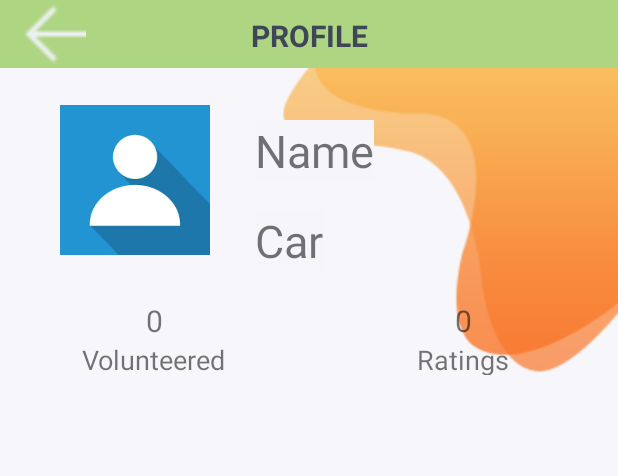
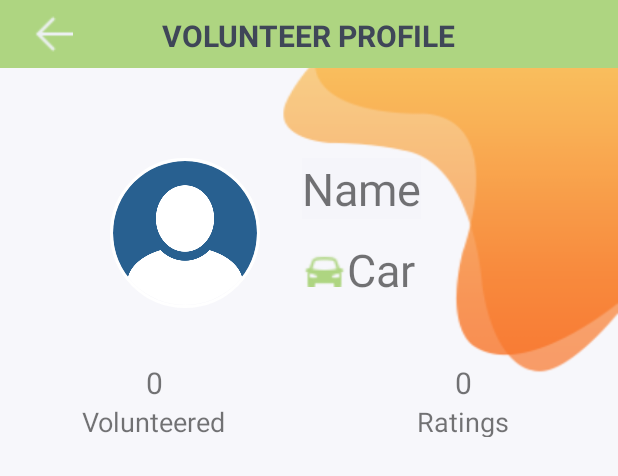
Before and after one commit to HussaSq/Qoot, an Android app: the layout activity_volunteer_view_info.xml on its own in the app's theme, with its tools: preview values and no code run, on a phone screen of 412 x 824 dp. Shown: the top 476 px of the screen. Run offline under Robolectric (Android 15) with nearby library versions, the phone set to English and light mode, and no system bars.

Commit message:
Update Donator Notifications

```diff
--- a/app/build.gradle
+++ b/app/build.gradle
@@ -59,6 +59,8 @@ dependencies {
     implementation 'com.google.android.gms:play-services-location:15.0.0'
     implementation 'com.google.android.libraries.places:places-compat:1.1.0'
     implementation 'com.google.android.gms:play-services:11.4.0'
+    implementation 'de.hdodenhof:circleimageview:3.1.0'
+    compile 'com.squareup.picasso:picasso:2.5.2'
 }
 
 android {
--- a/app/src/main/AndroidManifest.xml
+++ b/app/src/main/AndroidManifest.xml
@@ -74,6 +74,7 @@
         <activity android:name=".SignUpAs" />
         <activity android:name=".VolunteerRequests" />
         <activity android:name=".AllRequests" />
+        <activity android:name=".VolunteerViewInfo"/>
         <activity android:name=".cancelPopUp" android:theme="@style/AppTheme.customWindowPop" >
 
         </activity>
--- a/app/src/main/java/com/example/qoot/VolunteerViewInfo.java
+++ b/app/src/main/java/com/example/qoot/VolunteerViewInfo.java
@@ -4,9 +4,12 @@ import androidx.annotation.Nullable;
 import androidx.appcompat.app.AppCompatActivity;
 
 import android.content.Intent;
+import android.net.Uri;
 import android.os.Bundle;
 import android.view.View;
+import android.widget.ImageView;
 import android.widget.TextView;
+import android.widget.Toast;
 
 import com.google.firebase.auth.FirebaseAuth;
 import com.google.firebase.firestore.DocumentReference;
@@ -14,12 +17,18 @@ import com.google.firebase.firestore.DocumentSnapshot;
 import com.google.firebase.firestore.EventListener;
 import com.google.firebase.firestore.FirebaseFirestore;
 import com.google.firebase.firestore.FirebaseFirestoreException;
+import com.squareup.picasso.Picasso;
+
+import de.hdodenhof.circleimageview.CircleImageView;
 
 public class VolunteerViewInfo extends AppCompatActivity {
 
     FirebaseAuth mAuth;
     FirebaseFirestore db;
     TextView car,name;
+    CircleImageView circleImageView;
+    ImageView imageView;
+
 
     @Override
     protected void onCreate(Bundle savedInstanceState) {
@@ -27,6 +36,8 @@ public class VolunteerViewInfo extends AppCompatActivity {
         setContentView(R.layout.activity_volunteer_view_info);
         name=findViewById(R.id.UserNameVv);
         car=findViewById(R.id.car);
+        circleImageView=findViewById(R.id.colo);
+        imageView=findViewById(R.id.UserImage);
 
         mAuth = FirebaseAuth.getInstance();
         db = FirebaseFirestore.getInstance();
@@ -45,6 +56,27 @@ public class VolunteerViewInfo extends AppCompatActivity {
                 }
             });
 
+            /*DocumentReference documentReference2 = db.collection("profilePicture").document(VolID);
+            documentReference2.addSnapshotListener(this, new EventListener<DocumentSnapshot>(){
+
+                @Override
+                public void onEvent(@Nullable DocumentSnapshot documentSnapshot, @Nullable FirebaseFirestoreException e) {
+                    String photo=documentSnapshot.getString("link");
+                    if(photo!=null){
+                    Uri link = Uri.parse(photo);
+                        Toast.makeText(VolunteerViewInfo.this, "your photo "+link , Toast.LENGTH_SHORT).show();
+
+
+                    circleImageView.setImageURI(link);
+                    //Picasso.with(VolunteerViewInfo.this).load(link).into(imageView);
+                    }
+
+
+
+
+                }
+            });*/
+
 
         }
 
--- a/app/src/main/res/layout/activity_donator_requests.xml
+++ b/app/src/main/res/layout/activity_donator_requests.xml
@@ -159,9 +159,8 @@
         android:id="@+id/addrequest"
         android:layout_width="50dp"
         android:layout_height="50dp"
-        android:layout_above="@+id/bottom_navigation_don"
         android:layout_marginLeft="290dp"
-        android:layout_marginTop="570dp"
+        android:layout_marginTop="630dp"
         android:layout_marginBottom="0dp"
         android:onClick="OpenRequestForm"
         android:src="@drawable/orangeplus" />
--- a/app/src/main/res/layout/activity_single_notification.xml
+++ b/app/src/main/res/layout/activity_single_notification.xml
@@ -16,6 +16,17 @@
         android:layout_height="70dp"
         android:orientation="horizontal"
         >
+        <de.hdodenhof.circleimageview.CircleImageView
+            android:id="@+id/colo1"
+            android:layout_width="70dp"
+            android:layout_height="70dp"
+            android:elevation="5dp"
+            android:src="@drawable/profileimge"
+            app:layout_constraintStart_toStartOf="parent"
+            app:layout_constraintTop_toTopOf="parent"
+            app:civ_border_width="2dp"
+            app:civ_border_color="#FFFFFFFF"
+            />
 
         <!-- <TextView
              android:id="@+id/volunteerName"
--- a/app/src/main/res/layout/activity_volunteer_view_info.xml
+++ b/app/src/main/res/layout/activity_volunteer_view_info.xml
@@ -15,16 +15,18 @@
         tools:ignore="MissingConstraints">
         <ImageView
             android:id="@+id/backButtonD"
-            android:layout_width="41dp"
-            android:layout_height="41dp"
+            android:layout_width="40dp"
+            android:layout_height="25dp"
             android:src="@drawable/downarrow"
-            android:onClick="OpenDonatorNoti"/>
+            android:onClick="OpenDonatorNoti"
+            app:layout_constraintStart_toStartOf="parent"
+            app:layout_constraintTop_toTopOf="parent"/>
         <TextView
             android:layout_width="wrap_content"
             android:layout_height="wrap_content"
             android:layout_gravity="center"
             android:layout_marginTop="10dp"
-            android:text="PROFILE"
+            android:text="VOLUNTEER PROFILE"
             android:textColor="#3f4658"
             android:textSize="20dp"
             android:textStyle="bold" />
@@ -37,55 +39,74 @@
         android:layout_marginStart="1dp"
         android:layout_marginTop="41dp"
         android:layout_marginEnd="1dp"
-        tools:ignore="MissingConstraints">
+        tools:ignore="MissingConstraints"
+        app:layout_constraintBottom_toTopOf="@+id/linearLayout"
+        app:layout_constraintEnd_toEndOf="parent"
+        app:layout_constraintHorizontal_bias="1.0"
+        app:layout_constraintStart_toStartOf="parent"
+        app:layout_constraintTop_toTopOf="parent">
 
 
-        <ImageView
+       <!-- <ImageView
             android:id="@+id/UserImage"
             android:layout_width="100dp"
             android:layout_height="100dp"
             android:layout_marginStart="40dp"
             android:elevation="5dp"
-            android:src="@drawable/default_pic"
+            android:src="@drawable/profileimge"
             app:layout_constraintBottom_toBottomOf="parent"
             app:layout_constraintStart_toStartOf="parent"
             app:layout_constraintTop_toTopOf="parent"
-            app:layout_constraintVertical_bias="0.7" />
+            app:layout_constraintVertical_bias="0.7" />-->
+
+        <de.hdodenhof.circleimageview.CircleImageView
+            android:id="@+id/colo"
+            android:layout_width="100dp"
+            android:layout_height="100dp"
+            android:layout_marginStart="72dp"
+            android:layout_marginTop="64dp"
+            android:elevation="5dp"
+            android:src="@drawable/profileimge"
+            app:layout_constraintStart_toStartOf="parent"
+            app:layout_constraintTop_toTopOf="parent"
+            app:civ_border_width="2dp"
+            app:civ_border_color="#FFFFFFFF"/>
 
         <TextView
             android:id="@+id/UserNameVv"
             android:layout_width="wrap_content"
             android:layout_height="wrap_content"
-            android:layout_marginStart="30dp"
-            android:layout_marginTop="80dp"
-            android:layout_marginEnd="120dp"
-            android:layout_marginBottom="11dp"
+            android:layout_marginStart="28dp"
+            android:layout_marginTop="64dp"
             android:background="#F5F5FA"
             android:text="Name"
             android:textSize="30sp"
-            app:layout_constraintBottom_toTopOf="@+id/valid"
-            app:layout_constraintEnd_toEndOf="parent"
-            app:layout_constraintHorizontal_bias="0.0"
-            app:layout_constraintStart_toEndOf="@+id/UserImage"
+            app:layout_constraintStart_toEndOf="@+id/colo"
             app:layout_constraintTop_toTopOf="parent" />
 
-        <TextView
-            android:id="@+id/car"
+        <LinearLayout
             android:layout_width="wrap_content"
             android:layout_height="wrap_content"
-            android:layout_marginStart="30dp"
-            android:layout_marginTop="140dp"
-            android:layout_marginEnd="120dp"
-            android:layout_marginBottom="11dp"
-            android:background="#F5F5FA"
-            android:text="Car"
-            android:textSize="30sp"
-            app:layout_constraintBottom_toTopOf="@+id/valid"
-            app:layout_constraintEnd_toEndOf="parent"
-            app:layout_constraintHorizontal_bias="0.0"
-            app:layout_constraintStart_toEndOf="@+id/UserImage"
-            app:layout_constraintTop_toTopOf="parent" />
+            android:layout_marginStart="28dp"
+            android:layout_marginTop="8dp"
+            app:layout_constraintStart_toEndOf="@+id/colo"
+            app:layout_constraintTop_toBottomOf="@+id/UserNameVv">
 
+            <ImageView
+                android:layout_width="30dp"
+                android:layout_height="30dp"
+                android:layout_marginTop="7dp"
+                android:src="@drawable/car" />
+
+            <TextView
+                android:id="@+id/car"
+                android:layout_width="wrap_content"
+                android:layout_height="wrap_content"
+                android:layout_marginTop="5dp"
+                android:text="Car"
+                android:textSize="30dp" />
+
+        </LinearLayout>
 
 
     </androidx.constraintlayout.widget.ConstraintLayout>
@@ -156,7 +177,9 @@
         app:layout_constraintBottom_toBottomOf="parent"
         app:layout_constraintEnd_toEndOf="parent"
         app:layout_constraintStart_toStartOf="parent"
-        app:layout_constraintTop_toBottomOf="@+id/linearLayout"/>
+        app:layout_constraintTop_toBottomOf="@+id/linearLayout">
+
+    </LinearLayout>
 
 
 </androidx.constraintlayout.widget.ConstraintLayout>
```
Also changed, not shown: app/src/main/res/drawable/car.png (added), app/src/main/res/drawable/profileimage2.png (added), app/src/main/res/drawable/profileimage3.png (added), app/src/main/res/drawable/profileimge.png (added).
